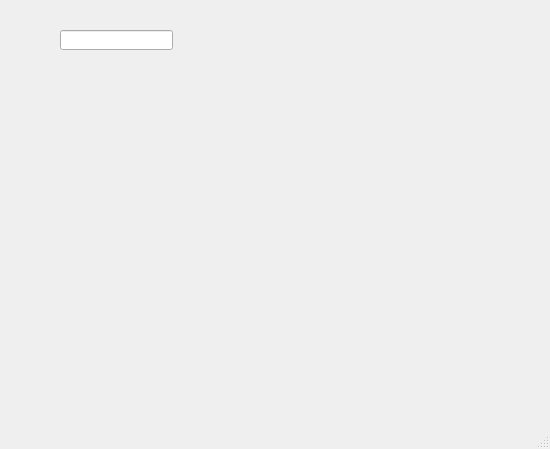
Old version of the form maindemo.ui in the repository marx1122/demo_pyqt.
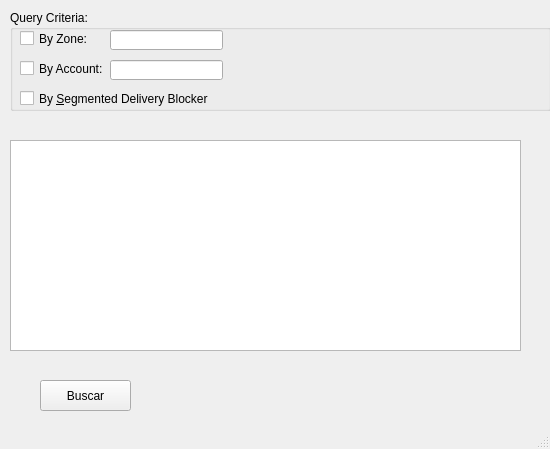
New version of the form.

The edit to the form file:
```diff
--- a/maindemo.ui
+++ b/maindemo.ui
@@ -14,15 +14,100 @@
    <string>Demo DMS</string>
   </property>
   <widget class="QWidget" name="centralwidget">
-   <widget class="QLineEdit" name="lineEdit">
+   <widget class="QPushButton" name="pushButton">
     <property name="geometry">
      <rect>
-      <x>60</x>
-      <y>30</y>
-      <width>113</width>
-      <height>20</height>
+      <x>40</x>
+      <y>380</y>
+      <width>91</width>
+      <height>31</height>
      </rect>
     </property>
+    <property name="text">
+     <string>Buscar</string>
+    </property>
+   </widget>
+   <widget class="QListView" name="listView">
+    <property name="geometry">
+     <rect>
+      <x>10</x>
+      <y>140</y>
+      <width>511</width>
+      <height>211</height>
+     </rect>
+    </property>
+   </widget>
+   <widget class="QGroupBox" name="groupBox">
+    <property name="geometry">
+     <rect>
+      <x>10</x>
+      <y>10</y>
+      <width>541</width>
+      <height>101</height>
+     </rect>
+    </property>
+    <property name="title">
+     <string>Query Criteria: </string>
+    </property>
+    <widget class="QCheckBox" name="CBbyZone">
+     <property name="geometry">
+      <rect>
+       <x>10</x>
+       <y>20</y>
+       <width>70</width>
+       <height>17</height>
+      </rect>
+     </property>
+     <property name="text">
+      <string>By Zone:</string>
+     </property>
+    </widget>
+    <widget class="QLineEdit" name="lineEdit">
+     <property name="geometry">
+      <rect>
+       <x>100</x>
+       <y>20</y>
+       <width>113</width>
+       <height>20</height>
+      </rect>
+     </property>
+    </widget>
+    <widget class="QCheckBox" name="CBAccount">
+     <property name="geometry">
+      <rect>
+       <x>10</x>
+       <y>50</y>
+       <width>91</width>
+       <height>17</height>
+      </rect>
+     </property>
+     <property name="text">
+      <string>By Account: </string>
+     </property>
+    </widget>
+    <widget class="QLineEdit" name="lineEdit_2">
+     <property name="geometry">
+      <rect>
+       <x>100</x>
+       <y>50</y>
+       <width>113</width>
+       <height>20</height>
+      </rect>
+     </property>
+    </widget>
+    <widget class="QCheckBox" name="CBSegDelivery">
+     <property name="geometry">
+      <rect>
+       <x>10</x>
+       <y>80</y>
+       <width>211</width>
+       <height>17</height>
+      </rect>
+     </property>
+     <property name="text">
+      <string>By &amp;Segmented Delivery Blocker</string>
+     </property>
+    </widget>
    </widget>
   </widget>
   <widget class="QMenuBar" name="menubar">
```
